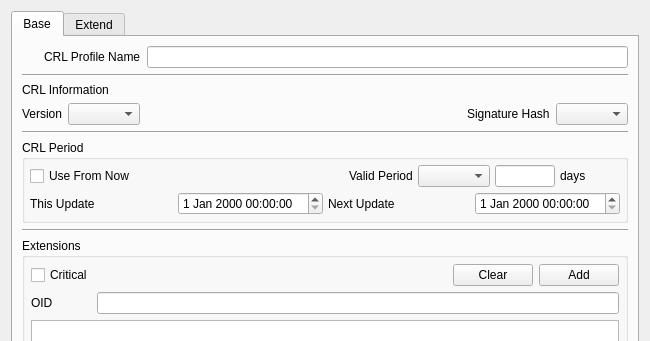
Before: the Qt Designer form CertMan/make_crl_profile_dlg.ui in jykim74/CertMan, drawn with Qt 5; both pictures show x 0 to 650 and y 0 to 341 of the 650 by 714 pixel window.
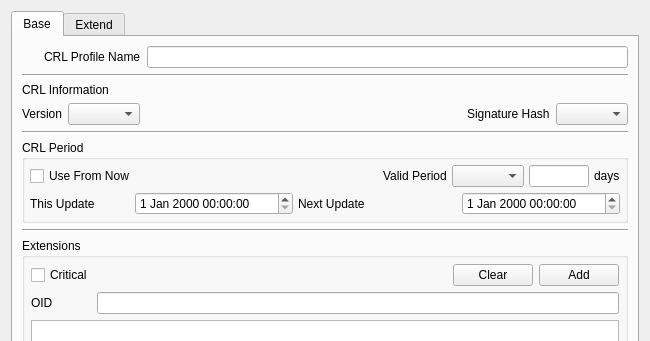
After: the same form once the commit is applied. Icons and pictures are not drawn.

Diff of the .ui file:
```diff
--- a/CertMan/make_crl_profile_dlg.ui
+++ b/CertMan/make_crl_profile_dlg.ui
@@ -125,7 +125,7 @@
        <item>
         <widget class="QGroupBox" name="groupBox">
          <property name="sizePolicy">
-          <sizepolicy hsizetype="Expanding" vsizetype="Preferred">
+          <sizepolicy hsizetype="Preferred" vsizetype="Preferred">
            <horstretch>0</horstretch>
            <verstretch>0</verstretch>
           </sizepolicy>
@@ -175,13 +175,13 @@
              <widget class="QLabel" name="mValidDaysLabel">
               <property name="minimumSize">
                <size>
-                <width>60</width>
+                <width>0</width>
                 <height>0</height>
                </size>
               </property>
               <property name="maximumSize">
                <size>
-                <width>60</width>
+                <width>16777215</width>
                 <height>16777215</height>
                </size>
               </property>
@@ -225,6 +225,12 @@
             </item>
             <item row="0" column="0">
              <widget class="QLabel" name="label_9">
+              <property name="maximumSize">
+               <size>
+                <width>100</width>
+                <height>16777215</height>
+               </size>
+              </property>
               <property name="text">
                <string>This Update</string>
               </property>
```
